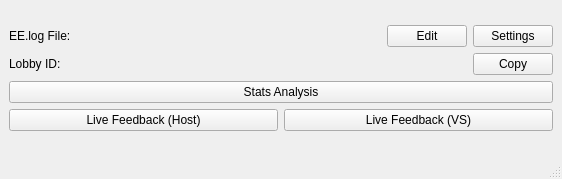
Before: the Qt Designer form yatewindow.ui in palindromiq/YATE, drawn with Qt 5.
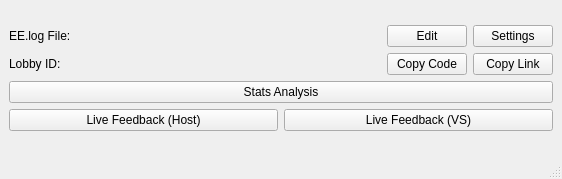
After: the same form once the commit is applied.

The edit to the form file:
```diff
--- a/yatewindow.ui
+++ b/yatewindow.ui
@@ -98,7 +98,14 @@
         <item>
          <widget class="QPushButton" name="btnCopyLobbyId">
           <property name="text">
-           <string>Copy</string>
+           <string>Copy Code</string>
+          </property>
+         </widget>
+        </item>
+        <item>
+         <widget class="QPushButton" name="btnCopyLobbyLink">
+          <property name="text">
+           <string>Copy Link</string>
           </property>
          </widget>
         </item>
```
